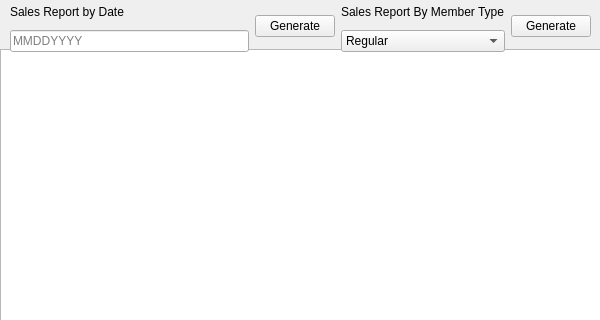
Qt form salesreport.ui (P4TOO/BulkClub-System) before a commit; both pictures show x 0 to 600 and y 0 to 320 of the 600 by 800 pixel window.
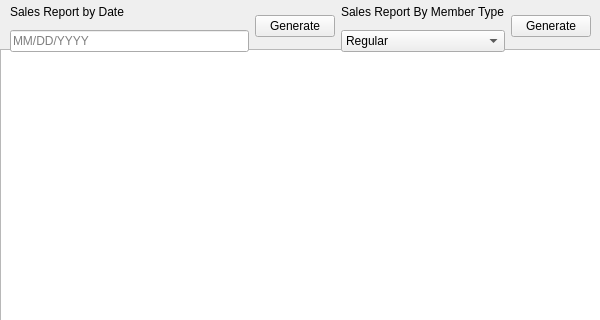
The same form after that commit.

Commit message: Fixed search functions for salesreport in storemanager.cpp

```diff
--- a/salesreport.ui
+++ b/salesreport.ui
@@ -80,7 +80,7 @@
     <string>TextLabel</string>
    </property>
   </widget>
-  <widget class="QWidget" name="">
+  <widget class="QWidget" name="layoutWidget">
    <property name="geometry">
     <rect>
      <x>10</x>
@@ -107,7 +107,7 @@
            <string/>
           </property>
           <property name="placeholderText">
-           <string>MMDDYYYY</string>
+           <string>MM/DD/YYYY</string>
           </property>
          </widget>
         </item>
```
Left out of the diff: 6 changed lines with no effect on the pictures. The commit also changes 2 other files.
